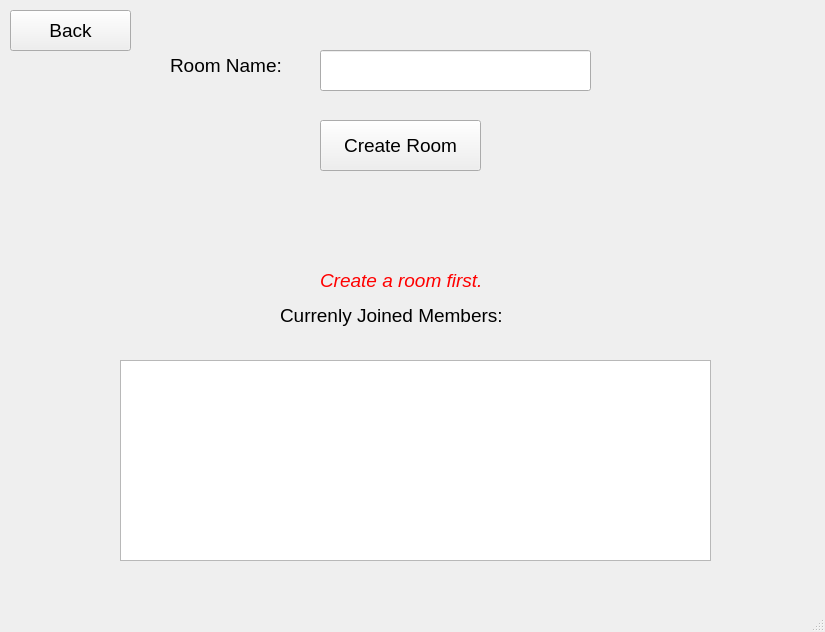
This is hostwindow.ui in Mamad-MD/JukeBox-MusicPlayer- as Qt 5 draws it before an edit. The edited form follows.
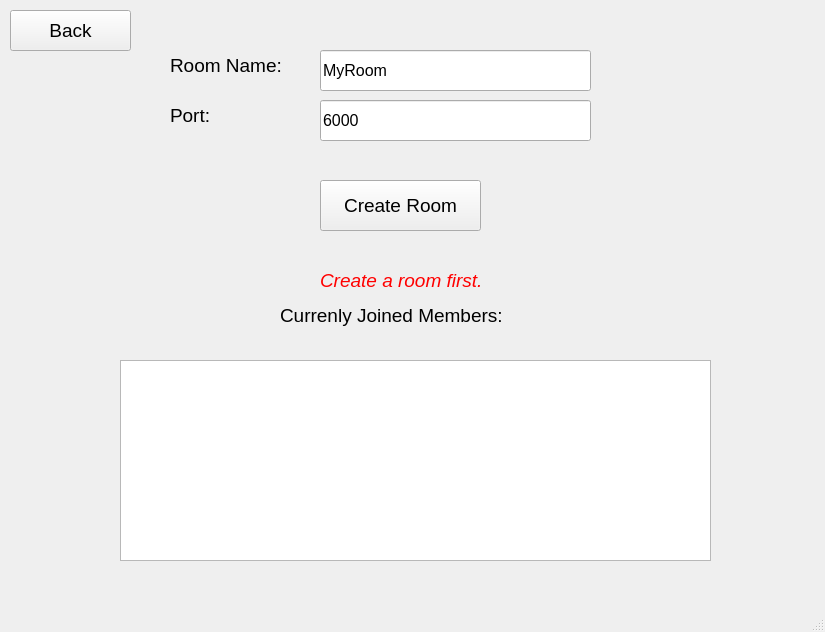
This is the edited form.

Commit message: Server and client can now cleanly connect to each other, but there still some UI side bugs, and added port lineEdit

```diff
--- a/hostwindow.ui
+++ b/hostwindow.ui
@@ -36,7 +36,7 @@
     <property name="geometry">
      <rect>
       <x>320</x>
-      <y>120</y>
+      <y>180</y>
       <width>161</width>
       <height>51</height>
      </rect>
@@ -135,8 +135,50 @@
     </property>
     <property name="font">
      <font>
+      <pointsize>12</pointsize>
+     </font>
+    </property>
+    <property name="text">
+     <string>MyRoom</string>
+    </property>
+   </widget>
+   <widget class="QLabel" name="Label_RoomName_2">
+    <property name="geometry">
+     <rect>
+      <x>170</x>
+      <y>90</y>
+      <width>161</width>
+      <height>51</height>
+     </rect>
+    </property>
+    <property name="font">
+     <font>
       <pointsize>14</pointsize>
      </font>
+    </property>
+    <property name="text">
+     <string>Port:</string>
+    </property>
+   </widget>
+   <widget class="QLineEdit" name="LineEdit_Port">
+    <property name="geometry">
+     <rect>
+      <x>320</x>
+      <y>100</y>
+      <width>271</width>
+      <height>41</height>
+     </rect>
+    </property>
+    <property name="font">
+     <font>
+      <pointsize>12</pointsize>
+     </font>
+    </property>
+    <property name="text">
+     <string>6000</string>
+    </property>
+    <property name="maxLength">
+     <number>5</number>
     </property>
    </widget>
   </widget>
```
The commit also changes 9 other files.
